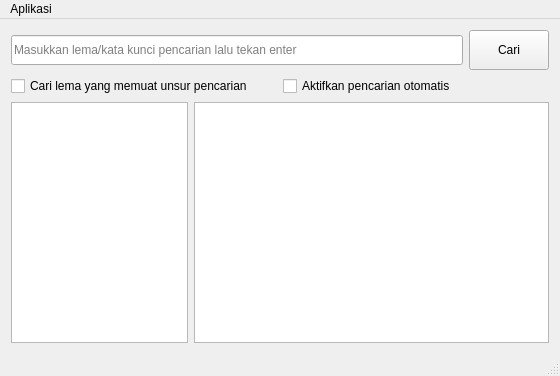
Before: the Qt Designer form src/mainwindow.ui in bgli/kbbi-qt, drawn with Qt 5.
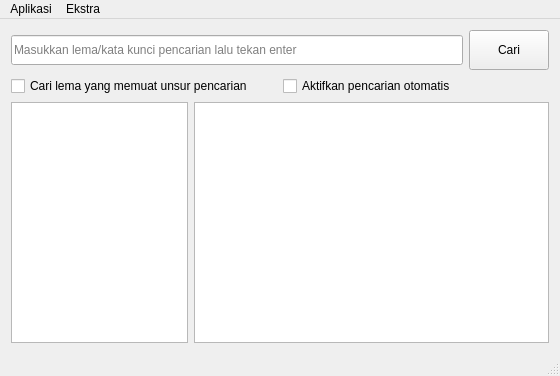
After: the same form once the commit is applied. Icons and pictures are not drawn.

The edit to the form file:
```diff
--- a/src/mainwindow.ui
+++ b/src/mainwindow.ui
@@ -145,7 +145,14 @@
     <addaction name="separator"/>
     <addaction name="actionKeluar"/>
    </widget>
+   <widget class="QMenu" name="menuEkstra">
+    <property name="title">
+     <string>Ekstra</string>
+    </property>
+    <addaction name="actionPUEBI"/>
+   </widget>
    <addaction name="menuFIle"/>
+   <addaction name="menuEkstra"/>
   </widget>
   <widget class="QStatusBar" name="statusBar"/>
   <action name="actionBantuan">
```
Left out of the diff: 5 changed lines with no effect on the pictures.
